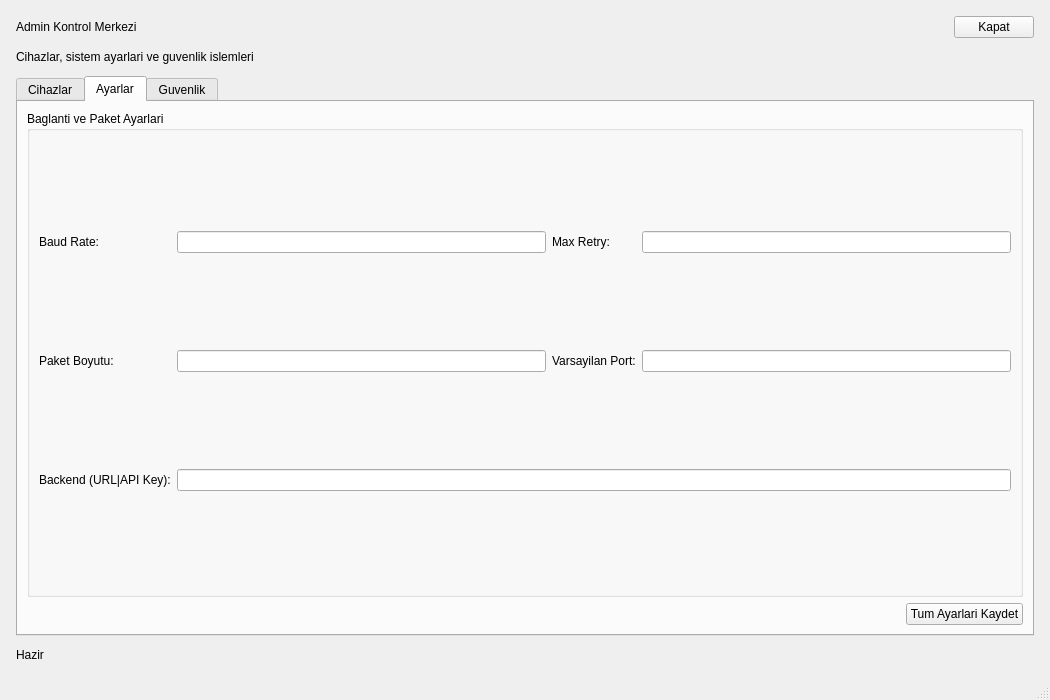
Before: the Qt Designer form Uploader/ui/admin_window.ui in Emirfs/FirmwareUpdate_RF, drawn with Qt 5.
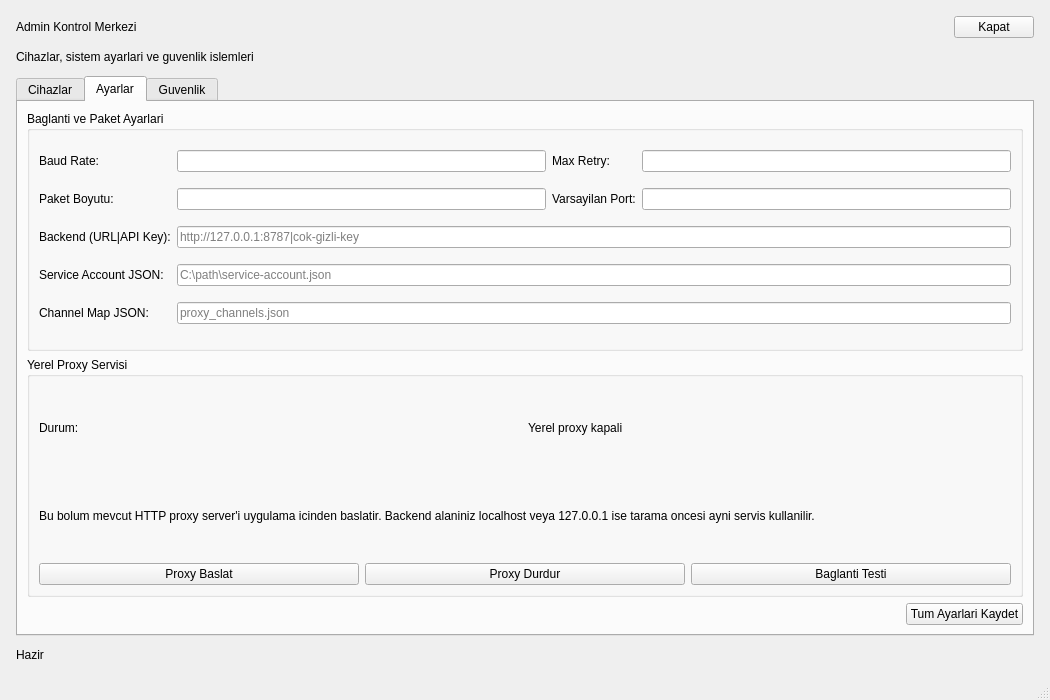
After: the same form once the commit is applied. The open tabs and pages were chosen to show the change.

Commit message: Proxy server admin paneline eklendi

```diff
--- a/Uploader/ui/admin_window.ui
+++ b/Uploader/ui/admin_window.ui
@@ -307,7 +307,100 @@
             </widget>
            </item>
            <item row="2" column="1" colspan="3">
-            <widget class="QLineEdit" name="serviceJsonEdit"/>
+             <widget class="QLineEdit" name="serviceJsonEdit">
+              <property name="placeholderText">
+               <string>http://127.0.0.1:8787|cok-gizli-key</string>
+              </property>
+             </widget>
+            </item>
+            <item row="3" column="0">
+             <widget class="QLabel" name="proxyServiceAccountLabel">
+              <property name="text">
+               <string>Service Account JSON:</string>
+              </property>
+             </widget>
+            </item>
+            <item row="3" column="1" colspan="3">
+             <widget class="QLineEdit" name="proxyServiceAccountEdit">
+              <property name="placeholderText">
+               <string>C:\path\service-account.json</string>
+              </property>
+             </widget>
+            </item>
+            <item row="4" column="0">
+             <widget class="QLabel" name="proxyChannelMapLabel">
+              <property name="text">
+               <string>Channel Map JSON:</string>
+              </property>
+             </widget>
+            </item>
+            <item row="4" column="1" colspan="3">
+             <widget class="QLineEdit" name="proxyChannelMapEdit">
+              <property name="placeholderText">
+               <string>proxy_channels.json</string>
+              </property>
+             </widget>
+            </item>
+           </layout>
+          </widget>
+         </item>
+         <item>
+          <widget class="QGroupBox" name="proxyRuntimeGroupBox">
+           <property name="title">
+            <string>Yerel Proxy Servisi</string>
+           </property>
+           <layout class="QGridLayout" name="proxyRuntimeGrid">
+            <item row="0" column="0">
+             <widget class="QLabel" name="proxyRuntimeLabel">
+              <property name="text">
+               <string>Durum:</string>
+              </property>
+             </widget>
+            </item>
+            <item row="0" column="1">
+             <widget class="QLabel" name="proxyRuntimeStatusLabel">
+              <property name="text">
+               <string>Yerel proxy kapali</string>
+              </property>
+              <property name="wordWrap">
+               <bool>true</bool>
+              </property>
+             </widget>
+            </item>
+            <item row="1" column="0" colspan="2">
+             <widget class="QLabel" name="proxyRuntimeHintLabel">
+              <property name="text">
+               <string>Bu bolum mevcut HTTP proxy server'i uygulama icinden baslatir. Backend alaniniz localhost veya 127.0.0.1 ise tarama oncesi ayni servis kullanilir.</string>
+              </property>
+              <property name="wordWrap">
+               <bool>true</bool>
+              </property>
+             </widget>
+            </item>
+            <item row="2" column="0" colspan="2">
+             <layout class="QHBoxLayout" name="proxyRuntimeButtonsLayout">
+              <item>
+               <widget class="QPushButton" name="proxyStartButton">
+                <property name="text">
+                 <string>Proxy Baslat</string>
+                </property>
+               </widget>
+              </item>
+              <item>
+               <widget class="QPushButton" name="proxyStopButton">
+                <property name="text">
+                 <string>Proxy Durdur</string>
+                </property>
+               </widget>
+              </item>
+              <item>
+               <widget class="QPushButton" name="proxyHealthButton">
+                <property name="text">
+                 <string>Baglanti Testi</string>
+                </property>
+               </widget>
+              </item>
+             </layout>
            </item>
           </layout>
          </widget>
```
Lines whose indentation alone changed are shown as unchanged. The commit also changes 6 other files.
